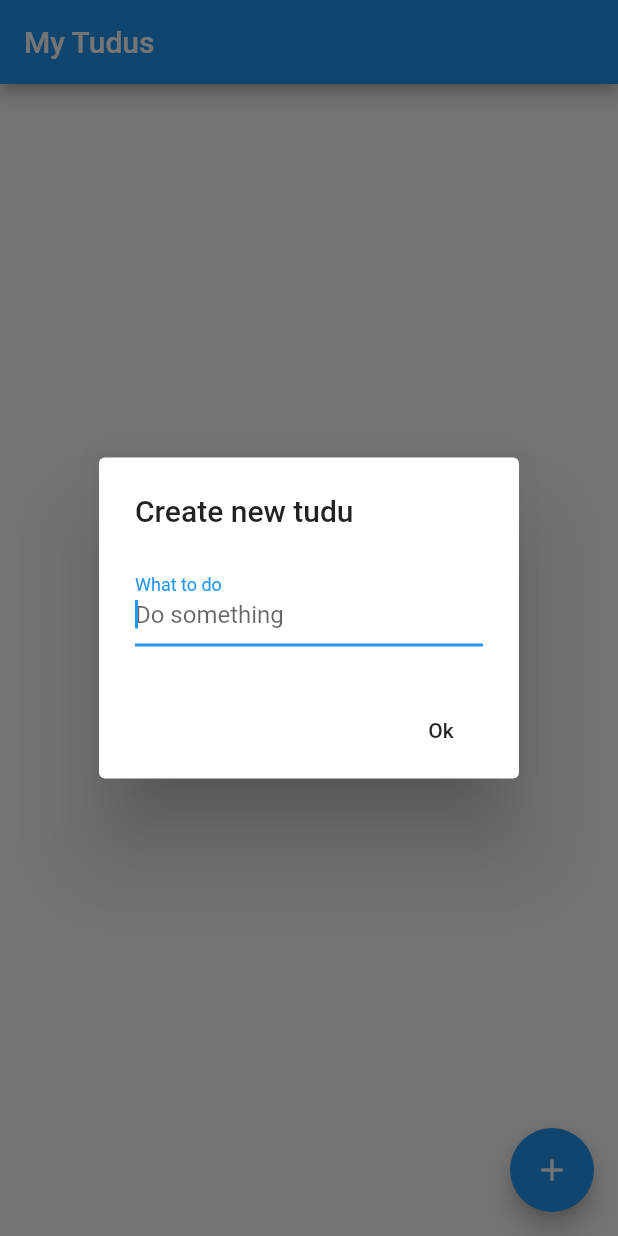
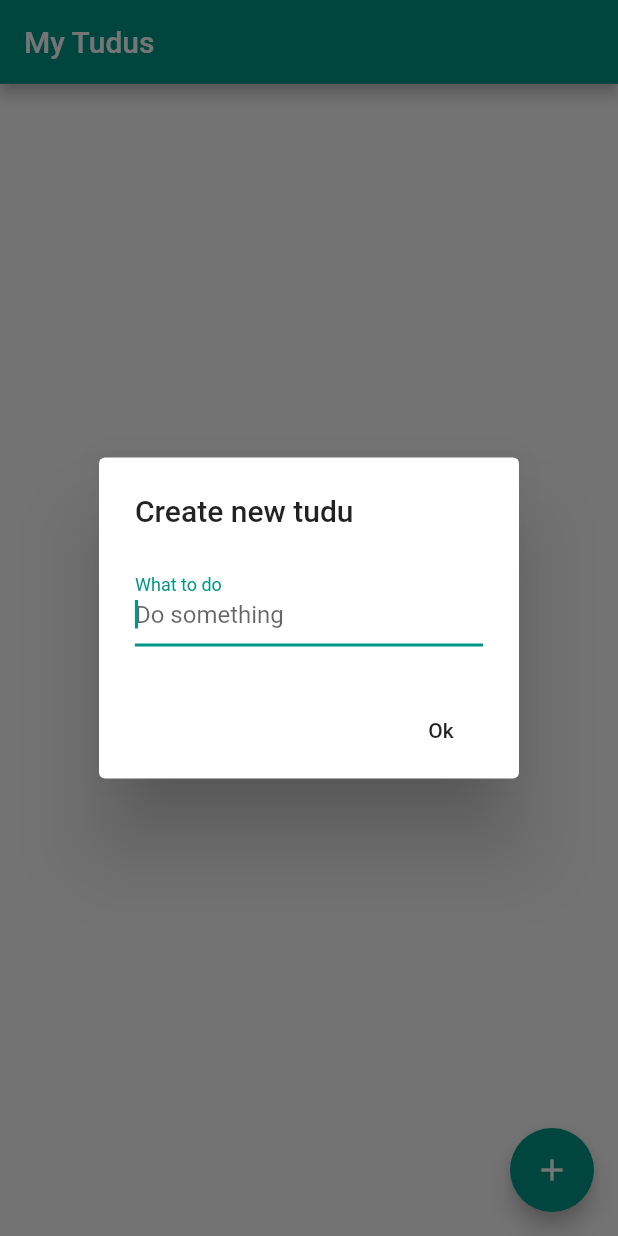
Before and after one commit to josersi/tudu, a Flutter app: the screen it shows after launch, after a tap on the "add" icon, on a phone screen of 412 x 824 dp. Run offline on Flutter 3.47's test engine with Material 2 defaults, Android fonts, the phone set to English and light mode, and no system bars; our stand-ins replace sqflite; accounts and stored records are empty.

Commit message:
Structured Dart's source files

```diff
--- a/lib/main.dart
+++ b/lib/main.dart
@@ -1,54 +1,7 @@
-import 'dart:async';
 import 'package:flutter/material.dart';
-import 'package:sqflite/sqflite.dart';
-import 'package:path/path.dart';
-import 'package:intl/intl.dart';
+import 'package:tudu/pages/home_page.dart';
 
 void main()  => runApp(TuduApp());
-
-final Future<Database> database = getDatabasesPath().then((String databasePath) {
-  Sqflite.setDebugModeOn(true);
-
-  return openDatabase(
-    join(databasePath, 'tudu_database.db'),
-    onCreate: (db, version) async => await db.execute("CREATE TABLE tudus(id STRING PRIMARY KEY, text TEXT, creationDate INTEGER, done BOOLEAN)"),
-    version: 1);
-});
-
-Future<void> insertTudu(TuduItem tudu) async {
-
-  final Database db = await database;
-
-  await db.insert('tudus', tudu.toMap(), conflictAlgorithm: ConflictAlgorithm.replace);
-}
-
-Future<List<TuduItem>> getAllTudus() async {
-  final Database db = await database;
-
-  final List<Map<String, dynamic>> maps = await db.query('tudus');
-
-  return List.generate(maps.length, (i) {
-    return TuduItem(
-      maps[i]['id'].toString(),
-      maps[i]['text'],
-      DateTime.fromMillisecondsSinceEpoch(maps[i]['creationDate']),
-      maps[i]['done'] == 1,
-    );
-  });
-}
-
-Future<void> updateTudu(TuduItem tudu) async {
-  final db = await database;
-
-  await db.update('tudus', tudu.toMap(), where: "id = ?", whereArgs: [tudu.id]);
-}
-
-Future<void> deleteTudu(TuduItem tudu) async {
-
-  final db = await database;
-
-  await db.delete('tudus', where: "id = ?", whereArgs: [tudu.id]);
-}
 
 class TuduApp extends StatelessWidget {
 
@@ -58,156 +11,10 @@ class TuduApp extends StatelessWidget {
     return MaterialApp(
       title: 'Tudu',
       theme: ThemeData(
-        primarySwatch: Colors.blue,
+        primarySwatch: Colors.teal
       ),
       home: TuduHomePage(title: 'My Tudus'),
+      debugShowCheckedModeBanner: false,
     );
   }
 }
-
-class TuduHomePage extends StatefulWidget {
-  TuduHomePage({Key key, this.title}) : super(key: key);
-  final String title;
-
-  @override
-  _TuduHomePageState createState() => _TuduHomePageState();
-}
-
-class _TuduHomePageState extends State<TuduHomePage> {
-
-  void _addNewTudu() async {
-    final String tuduMessage = await _queryTuduMessage(this.context);
-
-    if (tuduMessage.isNotEmpty) {
-      await insertTudu(new TuduItem(UniqueKey().hashCode.toString(), tuduMessage, DateTime.now()));
-      setState(() => {});
-    }
-  }
-
-  void _setTuduState(TuduItem tudu, bool newState) async {
-    tudu.done = newState;
-    await updateTudu(tudu);
-
-    setState(() {});
-  }
-
-  void _deleteTudu(TuduItem tudu) async {
-    await deleteTudu(tudu);
-    setState(() {});
-  }
-
-  Future<String> _queryTuduMessage(BuildContext context) async {
-    String tuduMessage = '';
-
-    return showDialog<String>(
-      context: context,
-      barrierDismissible: false, // dialog is dismissible with a tap on the barrier
-      builder: (BuildContext context) {
-
-        return AlertDialog(
-          title: Text('Create new tudu'),
-          content: new Row(
-            children: <Widget>[
-              new Expanded(
-                child: new TextField(
-                  autofocus: true,
-                  decoration: new InputDecoration(labelText: 'What to do', hintText: 'Do something'),
-                  onChanged: (value) {
-                    tuduMessage = value;
-                  },
-                )
-              )
-            ],
-          ),
-          actions: <Widget>[
-            FlatButton(
-              child: Text('Ok'),
-              onPressed: () {
-                Navigator.of(context).pop(tuduMessage);
-              },
-            ),
-          ],
-        );
-      },
-    );
-  }
-
-  @override
-  Widget build(BuildContext context) {
-    final DateFormat formatter = new DateFormat(DateFormat.YEAR_MONTH_DAY);
-
-    return Scaffold(
-      appBar: AppBar(
-        title: Text(widget.title),
-      ),
-      body: FutureBuilder<List<TuduItem>>(
-        future: getAllTudus(),
-        builder: (BuildContext context, AsyncSnapshot<List<TuduItem>> snapshot) {
-
-          List<TuduItem> tudus = snapshot.data ?? [];
-
-          return Center(
-            child: new ListView.builder(
-              itemCount: tudus.length,
-              itemBuilder: (BuildContext context, int index) {
-                TuduItem tudu = tudus[index];
-
-                return new Column(
-                  children: <Widget>[
-                    new Row(
-                      children: <Widget>[
-                        new Checkbox(
-                          value: tudu.done,
-                          onChanged: (value) {
-                            _setTuduState(tudu, value);
-                          }
-                        ),
-                        new Expanded(
-                          child: new ListTile(
-                            title: new Text('${tudu.text}'),
-                            subtitle: new Text('${formatter.format(tudu.creationDate)}'),
-                          )
-                        ),
-                        new IconButton(
-                          icon: Icon(Icons.delete),
-                          tooltip: 'Remove tudu from the list',
-                          onPressed: () {
-                            _deleteTudu(tudu);
-                          }
-                        )
-                      ]
-                    ),
-                    new Divider(height: 2.0),
-                  ],
-                );
-              },
-            )
-          );
-        },
-      ),
-      floatingActionButton: FloatingActionButton(
-        tooltip: 'Increment',
-        onPressed: _addNewTudu,
-        child: Icon(Icons.add),
-      ), // This trailing comma makes auto-formatting nicer for build methods.
-    );
-  }
-}
-
-class TuduItem {
-  final String id;
-  final String text;
-  final DateTime creationDate;
-  bool done;
-
-  TuduItem(this.id, this.text, this.creationDate, [ this.done = false ]);
-
-   Map<String, dynamic> toMap() {
-    return {
-      'id': id,
-      'text': text,
-      'creationDate': creationDate.millisecondsSinceEpoch,
-      'done': done
-    };
-  }
-}
--- /dev/null
+++ b/lib/models/tudu_model.dart
@@ -0,0 +1,17 @@
+class TuduModel {
+  final String id;
+  final String text;
+  final DateTime creationDate;
+  bool done;
+
+  TuduModel(this.id, this.text, this.creationDate, [ this.done = false ]);
+
+   Map<String, dynamic> toMap() {
+    return {
+      'id': id,
+      'text': text,
+      'creationDate': creationDate.millisecondsSinceEpoch,
+      'done': done
+    };
+  }
+}
--- /dev/null
+++ b/lib/pages/home_page.dart
@@ -0,0 +1,135 @@
+import 'package:flutter/material.dart';
+import 'package:intl/intl.dart';
+import 'package:tudu/models/tudu_model.dart';
+import 'package:tudu/service/tudu_service.dart';
+
+class TuduHomePage extends StatefulWidget {
+  TuduHomePage({Key key, this.title}) : super(key: key);
+  final String title;
+
+  @override
+  _TuduHomePageState createState() => _TuduHomePageState();
+}
+
+class _TuduHomePageState extends State<TuduHomePage> {
+  final TuduService _tuduService = new TuduService();
+
+  void _addNewTudu() async {
+    final String tuduMessage = await _queryTuduMessage(this.context);
+
+    if (tuduMessage.isNotEmpty) {
+      await _tuduService.insertTudu(new TuduModel(UniqueKey().hashCode.toString(), tuduMessage, DateTime.now()));
+      setState(() => {});
+    }
+  }
+
+  void _setTuduState(TuduModel tudu, bool newState) async {
+    tudu.done = newState;
+    await _tuduService.updateTudu(tudu);
+
+    setState(() {});
+  }
+
+  void _deleteTudu(TuduModel tudu) async {
+    await _tuduService.deleteTudu(tudu);
+    setState(() {});
+  }
+
+  Future<String> _queryTuduMessage(BuildContext context) async {
+    String tuduMessage = '';
+
+    return showDialog<String>(
+      context: context,
+      barrierDismissible: false, // dialog is dismissible with a tap on the barrier
+      builder: (BuildContext context) {
+
+        return AlertDialog(
+          title: Text('Create new tudu'),
+          content: new Row(
+            children: <Widget>[
+              new Expanded(
+                child: new TextField(
+                  autofocus: true,
+                  decoration: new InputDecoration(labelText: 'What to do', hintText: 'Do something'),
+                  onChanged: (value) {
+                    tuduMessage = value;
+                  },
+                )
+              )
+            ],
+          ),
+          actions: <Widget>[
+            FlatButton(
+              child: Text('Ok'),
+              onPressed: () {
+                Navigator.of(context).pop(tuduMessage);
+              },
+            ),
+          ],
+        );
+      },
+    );
+  }
+
+  @override
+  Widget build(BuildContext context) {
+    final DateFormat formatter = new DateFormat(DateFormat.YEAR_MONTH_DAY);
+
+    return Scaffold(
+      appBar: AppBar(
+        title: Text(widget.title),
+      ),
+      body: FutureBuilder<List<TuduModel>>(
+        future: _tuduService.getAllTudus(),
+        builder: (BuildContext context, AsyncSnapshot<List<TuduModel>> snapshot) {
+
+          List<TuduModel> tudus = snapshot.data ?? [];
+
+          return Center(
+            child: new ListView.builder(
+              itemCount: tudus.length,
+              itemBuilder: (BuildContext context, int index) {
+                TuduModel tudu = tudus[index];
+
+                return new Column(
+                  children: <Widget>[
+                    new Row(
+                      children: <Widget>[
+                        new Checkbox(
+                          value: tudu.done,
+                          onChanged: (value) {
+                            _setTuduState(tudu, value);
+                          }
+                        ),
+                        new Expanded(
+                          child: new ListTile(
+                            title: new Text('${tudu.text}'),
+                            subtitle: new Text('${formatter.format(tudu.creationDate)}'),
+                          )
+                        ),
+                        new IconButton(
+                          icon: Icon(Icons.delete),
+                          color: Colors.grey,
+                          tooltip: 'Remove tudu from the list',
+                          onPressed: () {
+                            _deleteTudu(tudu);
+                          }
+                        )
+                      ]
+                    ),
+                    new Divider(height: 2.0),
+                  ],
+                );
+              },
+            )
+          );
+        },
+      ),
+      floatingActionButton: FloatingActionButton(
+        tooltip: 'Increment',
+        onPressed: _addNewTudu,
+        child: Icon(Icons.add),
+      ), // This trailing comma makes auto-formatting nicer for build methods.
+    );
+  }
+}
--- /dev/null
+++ b/lib/service/tudu_service.dart
@@ -0,0 +1,50 @@
+import 'package:path/path.dart';
+import 'package:sqflite/sqflite.dart';
+import 'package:tudu/models/tudu_model.dart';
+
+class TuduService {
+
+  final Future<Database> _database = getDatabasesPath().then((String databasePath) {
+    Sqflite.setDebugModeOn(true);
+
+    return openDatabase(
+      join(databasePath, 'tudu_database.db'),
+      onCreate: (db, version) async => await db.execute("CREATE TABLE tudus(id STRING PRIMARY KEY, text TEXT, creationDate INTEGER, done BOOLEAN)"),
+      version: 1);
+  });
+
+  Future<void> insertTudu(TuduModel tudu) async {
+
+    final Database db = await _database;
+
+    await db.insert('tudus', tudu.toMap(), conflictAlgorithm: ConflictAlgorithm.replace);
+  }
+
+  Future<List<TuduModel>> getAllTudus() async {
+    final Database db = await _database;
+
+    final List<Map<String, dynamic>> maps = await db.query('tudus');
+
+    return List.generate(maps.length, (i) {
+      return TuduModel(
+        maps[i]['id'].toString(),
+        maps[i]['text'],
+        DateTime.fromMillisecondsSinceEpoch(maps[i]['creationDate']),
+        maps[i]['done'] == 1,
+      );
+    });
+  }
+
+  Future<void> updateTudu(TuduModel tudu) async {
+    final db = await _database;
+
+    await db.update('tudus', tudu.toMap(), where: "id = ?", whereArgs: [tudu.id]);
+  }
+
+  Future<void> deleteTudu(TuduModel tudu) async {
+
+    final db = await _database;
+
+    await db.delete('tudus', where: "id = ?", whereArgs: [tudu.id]);
+  }
+}
```
